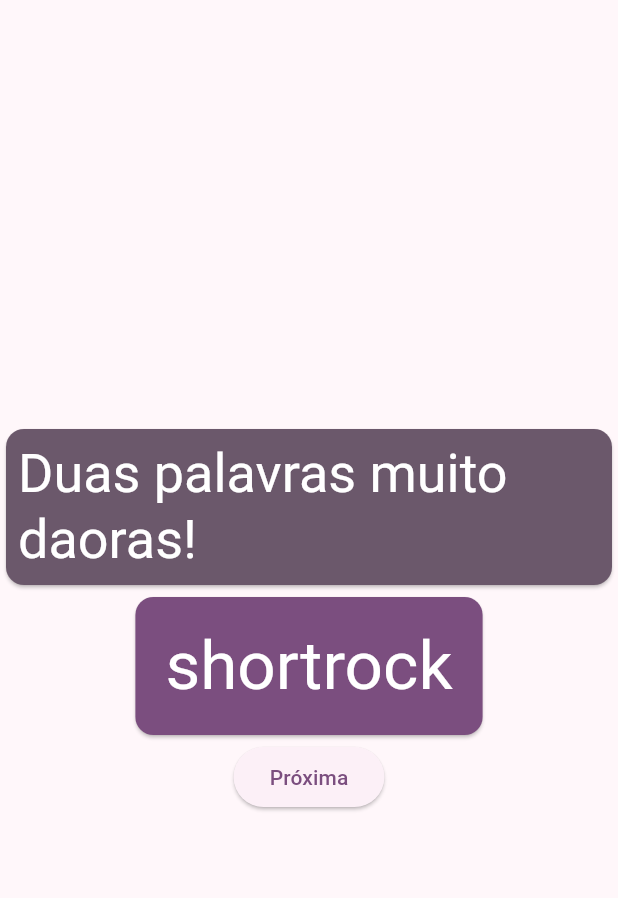
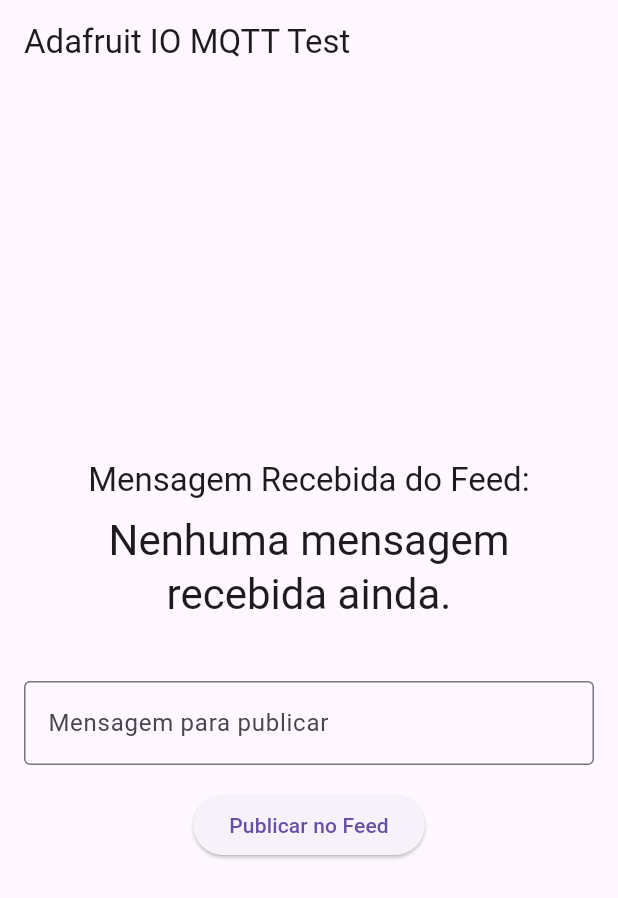
Before and after one commit to NyGold/volt-age-app, a Flutter app: the screen it shows after launch, on a phone screen of 412 x 824 dp. Shown: the top 898 px of the screen. Run offline on Flutter 3.47's test engine with Material 3 defaults, Android fonts, the phone set to English and light mode, and no system bars; missing offline and left inert: mqtt_client.

Commit message:
feito conexão flutter <-> adafruit IO

```diff
--- a/lib/main.dart
+++ b/lib/main.dart
@@ -1,9 +1,8 @@
-import 'package:english_words/english_words.dart';
 import 'package:flutter/material.dart';
-import 'package:provider/provider.dart';
+import 'services/mqtt_service.dart';
 
-void main() { // só vai rodar o aplicativo para testar
-  runApp(MyApp());
+void main() {
+  runApp(const MyApp());
 }
 
 class MyApp extends StatelessWidget {
@@ -11,144 +10,93 @@ class MyApp extends StatelessWidget {
 
   @override
   Widget build(BuildContext context) {
-    return ChangeNotifierProvider(
-      create: (context) => MyAppState(),
-      child: MaterialApp(
-        title: '@Volt Age',
-        theme: ThemeData(
-          useMaterial3: true,
-          colorScheme: ColorScheme.fromSeed(seedColor: Colors.purple),
-        ),
-        home: MyHomePage(),
+    return MaterialApp(
+      title: 'Adafruit IO MQTT Test',
+      theme: ThemeData(
+        primarySwatch: Colors.blue,
       ),
+      home: const MyHomePage(),
     );
   }
 }
 
-// seta e coloca o state do app por aquela rodada
-// alguns widgets mudam suas propriedades com state
-// a classe MyAppState guarda qualquer metodo
+class MyHomePage extends StatefulWidget {
+  const MyHomePage({super.key});
 
-class MyAppState extends ChangeNotifier {
-  var current = WordPair.random();
-  void getNext() {
-    current = WordPair.random();
-    notifyListeners();
-  }
+  @override
+  _MyHomePageState createState() => _MyHomePageState();
 }
 
-// Widget sempre tem a função build() para manter ele atualizado
-// rastreia as mudanças com .watch<MyAppState>()
+class _MyHomePageState extends State<MyHomePage> {
+  final MqttService _mqttService = MqttService();
+  final TextEditingController _textController = TextEditingController();
+  String _receivedMessage = 'Nenhuma mensagem recebida ainda.';
 
-// tipo de corpo
-// as "crianças" da coluna, elas estão associadas a coluna
-// cada metodo build() retorna um widget o que é o caso para esse
-// scaffold é um widget, assim como column que recebe seus "Filhos"
+  @override
+  void initState() {
+    super.initState();
+    _connectAndListen();
+  }
 
-class MyHomePage extends StatelessWidget {
+  void _connectAndListen() async {
+    await _mqttService.connect();
+    _mqttService.messages.listen((message) {
+      setState(() {
+        _receivedMessage = message;
+      });
+    });
+  }
+
+  void _publishMessage() {
+    if (_textController.text.isNotEmpty) {
+      _mqttService.publish(_textController.text);
+      _textController.clear();
+    }
+  }
+
+  @override
+  void dispose() {
+    _mqttService.disconnect();
+    super.dispose();
+  }
+
   @override
   Widget build(BuildContext context) {
-    var appState = context.watch<MyAppState>();
-    var pair = appState.current;
-
     return Scaffold(
-      body: Center(
+      appBar: AppBar(
+        title: const Text('Adafruit IO MQTT Test'),
+      ),
+      body: Padding(
+        padding: const EdgeInsets.all(16.0),
         child: Column(
-
           mainAxisAlignment: MainAxisAlignment.center,
-
-          children: [
-            TextSuperior(),
-            BigCard(pair: pair),
-
+          children: <Widget>[
+            Text(
+              'Mensagem Recebida do Feed:',
+              style: Theme.of(context).textTheme.titleLarge,
+            ),
+            const SizedBox(height: 8),
+            Text(
+              _receivedMessage,
+              style: Theme.of(context).textTheme.headlineMedium,
+              textAlign: TextAlign.center,
+            ),
+            const SizedBox(height: 40),
+            TextField(
+              controller: _textController,
+              decoration: const InputDecoration(
+                border: OutlineInputBorder(),
+                labelText: 'Mensagem para publicar',
+              ),
+            ),
+            const SizedBox(height: 16),
             ElevatedButton(
-                onPressed: () {
-                    appState.getNext();
-                  },
-                child: Text("Próxima"))
+              onPressed: _publishMessage,
+              child: const Text('Publicar no Feed'),
+            ),
           ],
         ),
       ),
     );
   }
 }
-
-// depois de apertar  Ctrl + . você seleciona para extrair o widget
-// coloca um nome que faz faz sentido
-// ele vai criar uma nova classe aqui em baixo que faz tudo automatico
-// ele tira a complexidade do código "main", e coloca em outro lugar para mais fácil manutenção
-
-class BigCard extends StatelessWidget {
-  const BigCard({
-    super.key,
-    required this.pair,
-  });
-
-  final WordPair pair;
-
-  // esse padding é outro widget, então ele pode ser adicionado em tudo qualquer coisa
-  // ele foi adicionado com um método parecido com o anterior de "refracionar" o pair com o BigCard
-  // Digitando Ctrl + . e selecionando "wrap with padding", ou algo parecido
-
-  @override
-  Widget build(BuildContext context) {
-
-    // theme pega a cor base do site definida lá em cima (linha 20)
-
-    final theme = Theme.of(context);
-
-    // theme.textTheme possui diversas coisas de texto dentro dele, incluindo o exemplo aqui embaixo
-    // .onPrimary coloca a cor do texto para uma cor adequada para a cor de fundo (no caso roxo com branco de texto)
-
-    final style = theme.textTheme.displayMedium!.copyWith(
-      color: theme.colorScheme.onPrimary,
-    );
-
-    return Card(
-      // "color: theme.colorScheme.primary" pega a cor primaria da paleta de cores definida
-
-      color: theme.colorScheme.primary,
-
-      child: Padding(
-        padding: const EdgeInsets.all(20),
-
-        // ajuda o leitor de tela a falar as palavras
-        // flutter tem diversas funções de acessibilidade, talvez seja legal ver depois
-        // https://docs.flutter.dev/development/accessibility-and-localization/accessibility
-
-        child: Text(
-          pair.asLowerCase,
-          style: style,
-          semanticsLabel: "${pair.first} ${pair.second}",
-        ),
-      ),
-    );
-  }
-}
-
-class TextSuperior extends StatelessWidget {
-  const TextSuperior({
-    super.key,
-  });
-
-  @override
-  Widget build(BuildContext context) {
-
-    final theme = Theme.of(context);
-
-    final style = theme.textTheme.displaySmall!.copyWith(
-      color: theme.colorScheme.onPrimary,
-    );
-
-    return Card(
-      color: theme.colorScheme.secondary,
-      child: Padding(
-        padding: const EdgeInsets.all(8.0),
-        child: Text(
-                      "Duas palavras muito daoras!",
-                      style: style,
-                    ),
-      ),
-    );
-  }
-}
--- /dev/null
+++ b/lib/services/mqtt_service.dart
@@ -0,0 +1,94 @@
+import 'dart:async';
+import 'dart:io';
+import 'dart:math'; // Importa a biblioteca para gerar números aleatórios
+import 'package:mqtt_client/mqtt_client.dart';
+import 'package:mqtt_client/mqtt_server_client.dart';
+
+class MqttService {
+  final String server = 'io.adafruit.com';
+  final int port = 8883;
+  final String username = 'Nycostex'; // Seu username
+  final String apiKey = 'aio_Kghi20pS551j1cEzf4WhEAAgXCkX'; // Sua AIO Key
+
+  // --- FIX 1: Client ID mais simples e aleatório ---
+  final String clientIdentifier = 'flutterClient-${Random().nextInt(100000)}';
+
+  late MqttServerClient client;
+  final StreamController<String> _messageStreamController = StreamController<String>.broadcast();
+
+  Stream<String> get messages => _messageStreamController.stream;
+
+  Future<void> connect() async {
+    client = MqttServerClient.withPort(server, clientIdentifier, port);
+
+    // Configurações de segurança
+    client.secure = true;
+    client.securityContext = SecurityContext.defaultContext;
+    client.onBadCertificate = (dynamic certificate) => true;
+
+    // --- FIX 2: Restaurar o Keep Alive Period ---
+    client.keepAlivePeriod = 60;
+
+    // Configurações de log e callbacks
+    client.logging(on: true);
+    client.onConnected = onConnected;
+    client.onDisconnected = onDisconnected;
+    client.onSubscribed = onSubscribed;
+    client.pongCallback = pong;
+
+    final connMessage = MqttConnectMessage()
+        .withClientIdentifier(clientIdentifier)
+        .startClean();
+    client.connectionMessage = connMessage;
+
+    try {
+      print('--- TENTATIVA FINAL DE CONEXÃO ---');
+      await client.connect(username, apiKey);
+    } catch (e) {
+      print('Exceção: $e');
+      client.disconnect();
+    }
+  }
+
+  void onConnected() {
+    print('✅✅✅ CONECTADO COM SUCESSO AO ADAFRUIT IO! ✅✅✅');
+    final topic = '$username/feeds/teste-volt-age'; // IMPORTANTE: use o nome do seu feed
+    client.subscribe(topic, MqttQos.atLeastOnce);
+
+    client.updates!.listen((List<MqttReceivedMessage<MqttMessage>> c) {
+      final MqttPublishMessage recMess = c[0].payload as MqttPublishMessage;
+      final pt = MqttPublishPayload.bytesToStringAsString(recMess.payload.message);
+      print('MENSAGEM RECEBIDA: $pt');
+      _messageStreamController.add(pt);
+    });
+  }
+
+  void onDisconnected() {
+    print('Desconectado do broker MQTT.');
+  }
+
+  void onSubscribed(String topic) {
+    print('Inscrito no tópico: $topic');
+  }
+
+  void pong() {
+    print('Ping response recebido.');
+  }
+
+  void publish(String message) {
+    final topic = '$username/feeds/teste-volt-age'; // IMPORTANTE: use o nome do seu feed
+    final builder = MqttClientPayloadBuilder();
+    builder.addString(message);
+
+    if (client.connectionStatus?.state == MqttConnectionState.connected) {
+      client.publishMessage(topic, MqttQos.atLeastOnce, builder.payload!);
+      print('Mensagem "$message" publicada no tópico $topic');
+    } else {
+      print('Não foi possível publicar. Cliente não conectado.');
+    }
+  }
+
+  void disconnect() {
+    client.disconnect();
+  }
+}
--- a/pubspec.yaml
+++ b/pubspec.yaml
@@ -15,11 +15,13 @@ dependencies:
   english_words: ^4.0.0
   provider: ^6.0.0
 
+  mqtt_client: ^10.1.1 # Verifique a versão mais recente no pub.dev
+
 dev_dependencies:
   flutter_test:
     sdk: flutter
 
-  flutter_lints: ^2.0.0
+  flutter_lints: ^6.0.0
 
 flutter:
   uses-material-design: true
```
Also changed, not shown: pubspec.lock.
